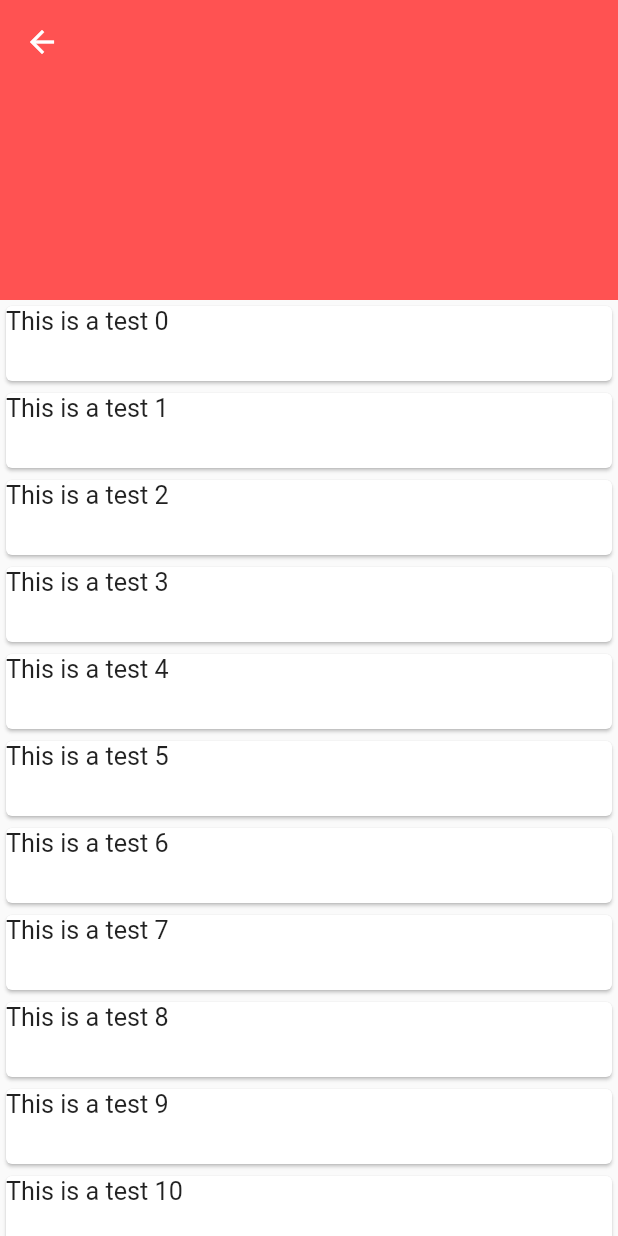
After one commit to MINHTIENUIT/FlutterWidgets, a Flutter app: the ProfilePage screen opened by its route, on a phone screen of 412 x 824 dp. The commit adds this screen. Run offline on Flutter 3.47's test engine with Material 2 defaults, Android fonts, the phone set to English and light mode, and no system bars; our stand-ins replace font_awesome_flutter, google_fonts.

Commit message:
add profile page

```diff
--- a/NoteApp/lib/main.dart
+++ b/NoteApp/lib/main.dart
@@ -1,6 +1,7 @@
 import 'dart:math';
 
 import 'package:NoteApp/login_page.dart';
+import 'package:NoteApp/profile_page.dart';
 import 'package:NoteApp/sign_up_page.dart';
 import 'package:flutter/material.dart';
 import 'package:google_fonts/google_fonts.dart';
@@ -37,7 +38,8 @@ class MyApp extends StatelessWidget {
       home: MyHomePage(title: 'Flutter Widgets'),
       routes: {
         LoginPage.route: (context) => LoginPage(),
-        SignUpPage.route: (context) => SignUpPage()
+        SignUpPage.route: (context) => SignUpPage(),
+        ProfilePage.route: (context) => ProfilePage()
       },
     );
   }
@@ -62,7 +64,7 @@ class MyHomePage extends StatefulWidget {
 }
 
 class _MyHomePageState extends State<MyHomePage> {
-  final widgets = [LoginPage.route, SignUpPage.route ];
+  final widgets = [LoginPage.route, SignUpPage.route, ProfilePage.route];
 
 
   @override
--- /dev/null
+++ b/NoteApp/lib/profile_page.dart
@@ -0,0 +1,45 @@
+import 'package:flutter/material.dart';
+
+class ProfilePage extends StatefulWidget {
+  static final String route = '/ProfilePage';
+
+  @override
+  _ProfilePageState createState() => _ProfilePageState();
+}
+
+class _ProfilePageState extends State<ProfilePage> {
+  @override
+  Widget build(BuildContext context) {
+    return Scaffold(
+      body: CustomScrollView(
+        slivers: <Widget>[
+          SliverAppBar(
+            pinned: true,
+            expandedHeight: 200,
+            flexibleSpace: FlexibleSpaceBar(
+              centerTitle: true,
+              title: Stack(
+                children: <Widget>[
+
+                ],
+              ),
+              background: Container(
+                color: Colors.redAccent,
+              ),
+            ),
+          ),
+          SliverList(
+            delegate: SliverChildBuilderDelegate(
+                (BuildContext context, int index){
+                  return Card(child: Container(
+                    height: 50,
+                      child: Text('This is a test $index')));
+                },
+              childCount: 20
+            ),
+          )
+        ],
+      ),
+    );
+  }
+}
```
